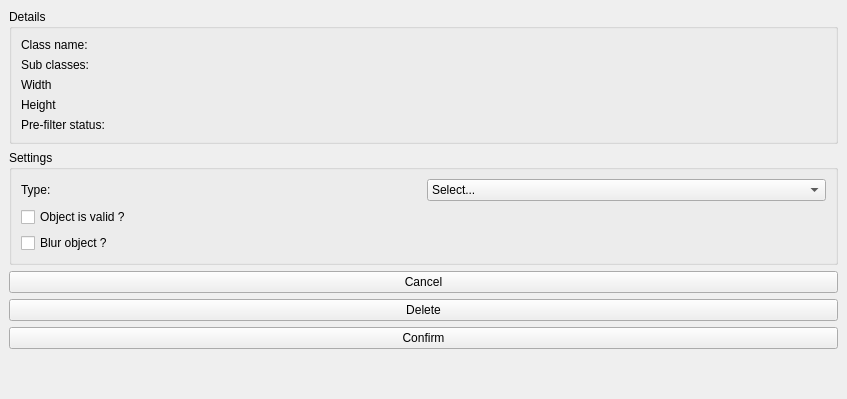
Qt form editview.ui (3d4pi/yafdb-validator) before a commit.
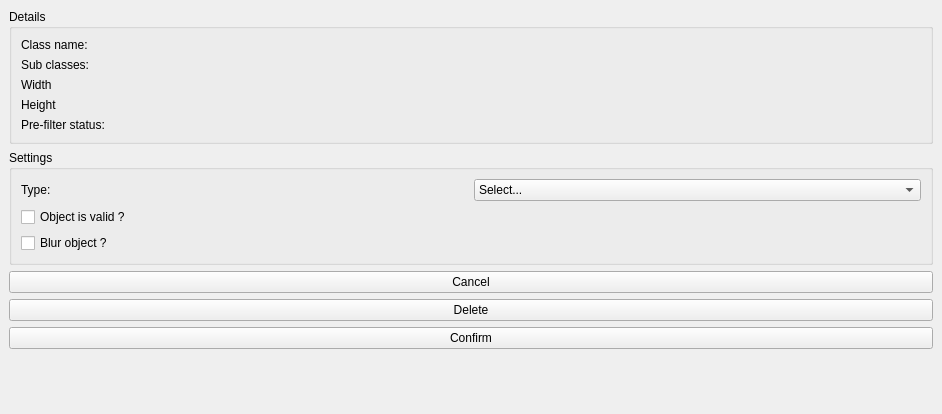
The same form after that commit. Icons and pictures are not drawn.

Commit message: Design update on BatchView

Patch:
```diff
--- a/editview.ui
+++ b/editview.ui
@@ -6,8 +6,8 @@
    <rect>
     <x>0</x>
     <y>0</y>
-    <width>847</width>
-    <height>399</height>
+    <width>942</width>
+    <height>414</height>
    </rect>
   </property>
   <property name="windowTitle">
```
The commit also changes 1 other file.
